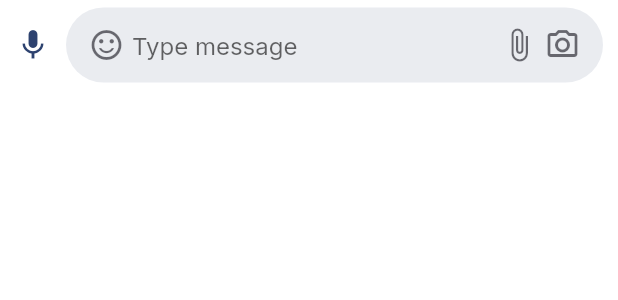
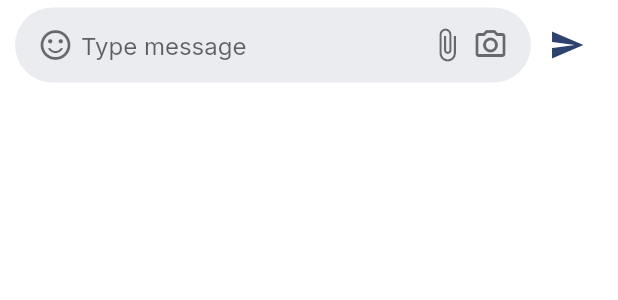
Before and after one commit to Development707/TaloFlutter, a Flutter app: the MessagesInputField widget shown alone on an empty page, opened directly, on a phone screen of 412 x 824 dp. Shown: the top 300 px of the screen. Run offline on Flutter 3.47's test engine with Material 2 defaults, Android fonts, the phone set to English and light mode, and no system bars; our stand-ins replace cached_network_image, charts_flutter, dio, emoji_picker_flutter, firebase_auth, firebase_core and 7 more; missing offline and left inert: flutter_facebook_auth; accounts and stored records are empty; network calls fail.

Commit message:
Cb them socket

```diff
--- a/lib/screens/messages/components/messages_body.dart
+++ b/lib/screens/messages/components/messages_body.dart
@@ -8,7 +8,7 @@ import 'messages_input_field.dart';
 import 'messages_item.dart';
 
 class MessagesBody extends StatefulWidget {
-  MessagesBody({Key? key, this.message}) : super(key: key);
+  const MessagesBody({Key? key, this.message}) : super(key: key);
   final Message? message;
 
   @override
@@ -17,7 +17,7 @@ class MessagesBody extends StatefulWidget {
 
 class _MessagesBodyState extends State<MessagesBody> {
   final ProfileStore store = ProfileStore();
-  ScrollController _scrollController = ScrollController();
+  final ScrollController _scrollController = ScrollController();
 
   @override
   Widget build(BuildContext context) {
--- a/lib/screens/messages/components/messages_input_field.dart
+++ b/lib/screens/messages/components/messages_input_field.dart
@@ -16,7 +16,7 @@ class MessagesInputField extends StatefulWidget {
 class _MessagesInputFieldState extends State<MessagesInputField> {
   bool showEmoji = false;
   FocusNode focusNode = FocusNode();
-  TextEditingController _ctrlText = TextEditingController();
+  final TextEditingController _ctrlText = TextEditingController();
 
   @override
   void initState() {
@@ -50,8 +50,6 @@ class _MessagesInputFieldState extends State<MessagesInputField> {
               child: WillPopScope(
                 child: Row(
                   children: [
-                    const Icon(Icons.mic, color: kPrimaryColor),
-                    const SizedBox(width: kDefaultPadding / 2),
                     Expanded(
                         flex: 1,
                         child: Container(
@@ -113,7 +111,11 @@ class _MessagesInputFieldState extends State<MessagesInputField> {
                                   ?.withOpacity(0.6),
                             ),
                           ]),
-                        ))
+                        )),
+                    IconButton(
+                      icon: const Icon(Icons.send, color: kPrimaryColor),
+                      onPressed: () {},
+                    ),
                   ],
                 ),
                 onWillPop: () {
```
